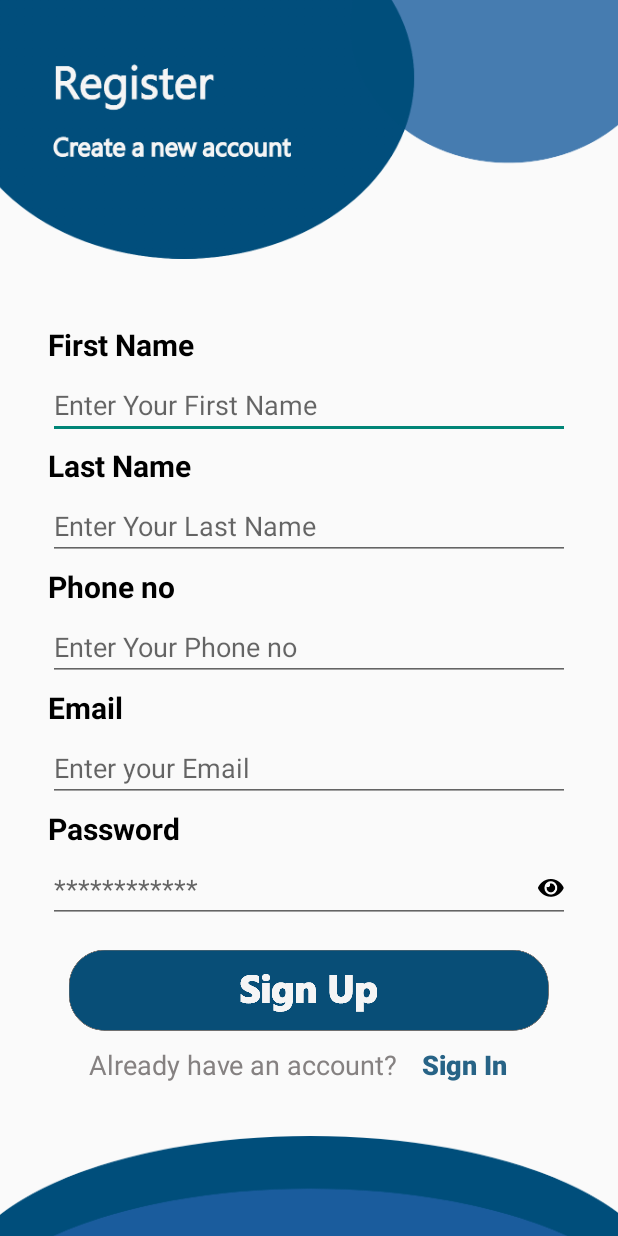
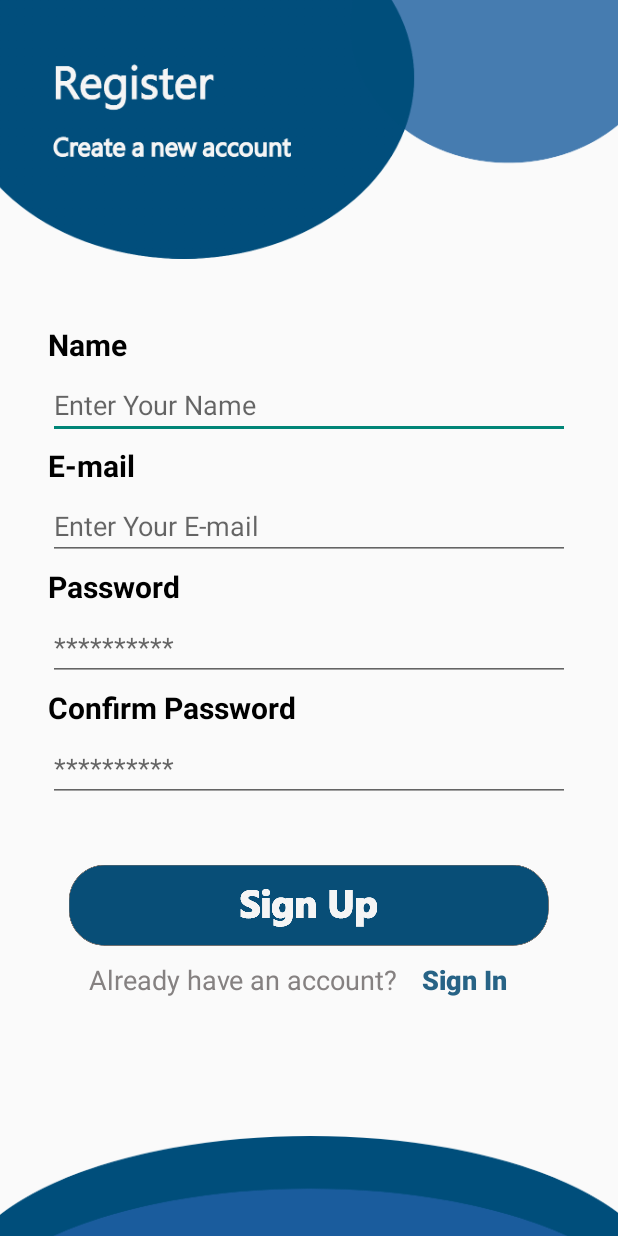
Before and after one commit to iqbal789/uni-project, an Android app: the SignUp screen opened directly, with no data from a screen before it, on a phone screen of 412 x 824 dp. Run offline under Robolectric (Android 15) with nearby library versions, the phone set to English and light mode, and no system bars.

Commit message:
uni project

```diff
--- a/app/src/main/res/layout/activity_sign_up.xml
+++ b/app/src/main/res/layout/activity_sign_up.xml
@@ -21,7 +21,7 @@
         android:layout_width="wrap_content"
         android:layout_height="wrap_content"
         android:layout_marginStart="32dp"
-        android:text="First Name"
+        android:text="Name"
         android:textColor="@color/black"
         android:textSize="20sp"
         android:textStyle="bold"
@@ -36,7 +36,7 @@
         android:layout_marginTop="4dp"
         android:layout_marginEnd="32dp"
         android:ems="10"
-        android:hint="Enter Your First Name"
+        android:hint="Enter Your Name"
         android:inputType="textPersonName"
         app:layout_constraintEnd_toEndOf="parent"
         app:layout_constraintStart_toStartOf="parent"
@@ -47,7 +47,7 @@
         android:layout_width="wrap_content"
         android:layout_height="wrap_content"
         android:layout_marginTop="4dp"
-        android:text="Last Name"
+        android:text="E-mail"
         android:textColor="@color/black"
         android:textSize="20sp"
         android:textStyle="bold"
@@ -60,9 +60,8 @@
         android:layout_height="wrap_content"
         android:layout_marginTop="4dp"
         android:ems="10"
-        android:hint="Enter Your Last Name"
+        android:hint="Enter Your E-mail"
         android:inputType="textPersonName"
-        app:layout_constraintBottom_toTopOf="@+id/UserPhoneno"
         app:layout_constraintEnd_toEndOf="@+id/Fname"
         app:layout_constraintStart_toStartOf="@+id/Fname"
         app:layout_constraintTop_toBottomOf="@+id/UserLastname" />
@@ -82,7 +81,7 @@
         android:layout_width="wrap_content"
         android:layout_height="wrap_content"
         android:layout_marginTop="4dp"
-        android:text="Phone no"
+        android:text="Password"
         android:textColor="@color/black"
         android:textIsSelectable="true"
         android:textSize="20sp"
@@ -91,12 +90,12 @@
         app:layout_constraintTop_toBottomOf="@+id/Lastname" />
 
     <EditText
-        android:id="@+id/Phoneno"
+        android:id="@+id/password"
         android:layout_width="0dp"
         android:layout_height="wrap_content"
         android:layout_marginTop="4dp"
         android:ems="10"
-        android:hint="Enter Your Phone no"
+        android:hint="**********"
         android:inputType="textPersonName"
         app:layout_constraintEnd_toEndOf="@+id/Lastname"
         app:layout_constraintStart_toStartOf="@+id/Lastname"
@@ -107,61 +106,36 @@
         android:layout_width="wrap_content"
         android:layout_height="wrap_content"
         android:layout_marginTop="4dp"
-        android:text="Email"
+        android:text="Confirm Password"
         android:textColor="@color/black"
         android:textSize="20sp"
         android:textStyle="bold"
         app:layout_constraintStart_toStartOf="@+id/UserPhoneno"
-        app:layout_constraintTop_toBottomOf="@+id/Phoneno" />
+        app:layout_constraintTop_toBottomOf="@+id/password" />
 
     <EditText
-        android:id="@+id/email"
+        android:id="@+id/confirmpassword"
         android:layout_width="0dp"
         android:layout_height="wrap_content"
         android:layout_marginTop="4dp"
         android:ems="10"
-        android:hint="Enter your Email"
+        android:hint="**********"
         android:inputType="textPersonName"
-        app:layout_constraintEnd_toEndOf="@+id/Phoneno"
-        app:layout_constraintStart_toStartOf="@+id/Phoneno"
+        app:layout_constraintEnd_toEndOf="@+id/password"
+        app:layout_constraintStart_toStartOf="@+id/password"
         app:layout_constraintTop_toBottomOf="@+id/Useremail" />
-
-    <TextView
-        android:id="@+id/Userpassword"
-        android:layout_width="wrap_content"
-        android:layout_height="wrap_content"
-        android:layout_marginTop="4dp"
-        android:text="Password"
-        android:textColor="@color/black"
-        android:textSize="20sp"
-        android:textStyle="bold"
-        app:layout_constraintStart_toStartOf="@+id/Useremail"
-        app:layout_constraintTop_toBottomOf="@+id/email" />
-
-    <EditText
-        android:id="@+id/Passwordd"
-        android:layout_width="0dp"
-        android:layout_height="wrap_content"
-        android:layout_marginTop="4dp"
-        android:drawableRight="@drawable/eye"
-        android:ems="10"
-        android:hint="************"
-        android:inputType="textPersonName"
-        app:layout_constraintEnd_toEndOf="@+id/email"
-        app:layout_constraintStart_toStartOf="@+id/email"
-        app:layout_constraintTop_toBottomOf="@+id/Userpassword"/>
 
     <Button
         android:id="@+id/button2"
         android:layout_width="wrap_content"
         android:layout_height="wrap_content"
         android:layout_marginStart="32dp"
-        android:layout_marginTop="18dp"
+        android:layout_marginTop="42dp"
         android:layout_marginEnd="32dp"
         android:background="@drawable/signup"
         app:layout_constraintEnd_toEndOf="parent"
         app:layout_constraintStart_toStartOf="parent"
-        app:layout_constraintTop_toBottomOf="@+id/Passwordd" />
+        app:layout_constraintTop_toBottomOf="@+id/confirmpassword" />
 
     <LinearLayout
         android:id="@+id/linearLayout"
--- a/app/src/main/res/values-night/themes.xml
+++ b/app/src/main/res/values-night/themes.xml
@@ -1,6 +1,6 @@
 <resources xmlns:tools="http://schemas.android.com/tools">
     <!-- Base application theme. -->
-    <style name="Theme.ApnaGhar" parent="Theme.MaterialComponents.Light.NoActionBar">
+    <style name="Theme.ApnaGhar" parent="Theme.AppCompat.Light.NoActionBar">
         <!-- Customize your theme here. -->
         <item name="colorPrimary">@color/purple_200</item>
         <item name="colorPrimaryDark">@color/purple_700</item>
--- a/app/src/main/res/values/themes.xml
+++ b/app/src/main/res/values/themes.xml
@@ -1,6 +1,6 @@
 <resources xmlns:tools="http://schemas.android.com/tools">
     <!-- Base application theme. -->
-    <style name="Theme.ApnaGhar" parent="Theme.MaterialComponents.Light.NoActionBar">
+    <style name="Theme.ApnaGhar" parent="Theme.AppCompat.Light.NoActionBar">
         <!-- Customize your theme here. -->
         <item name="colorPrimary">@color/purple_200</item>
         <item name="colorPrimaryDark">@color/purple_700</item>
```
